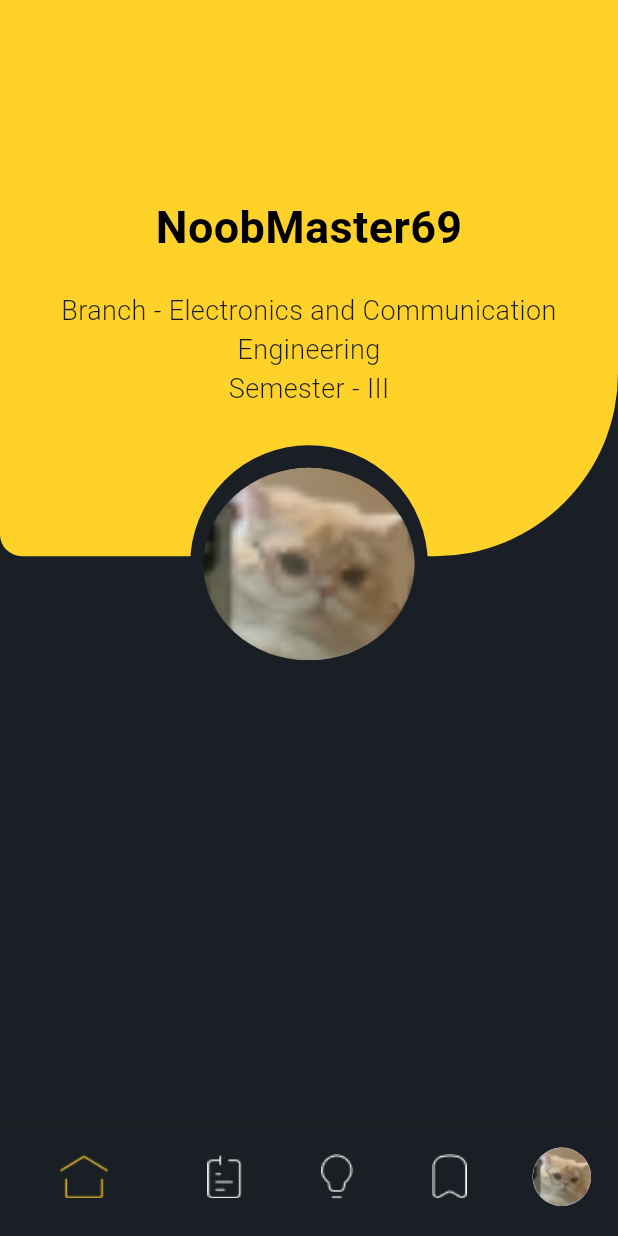
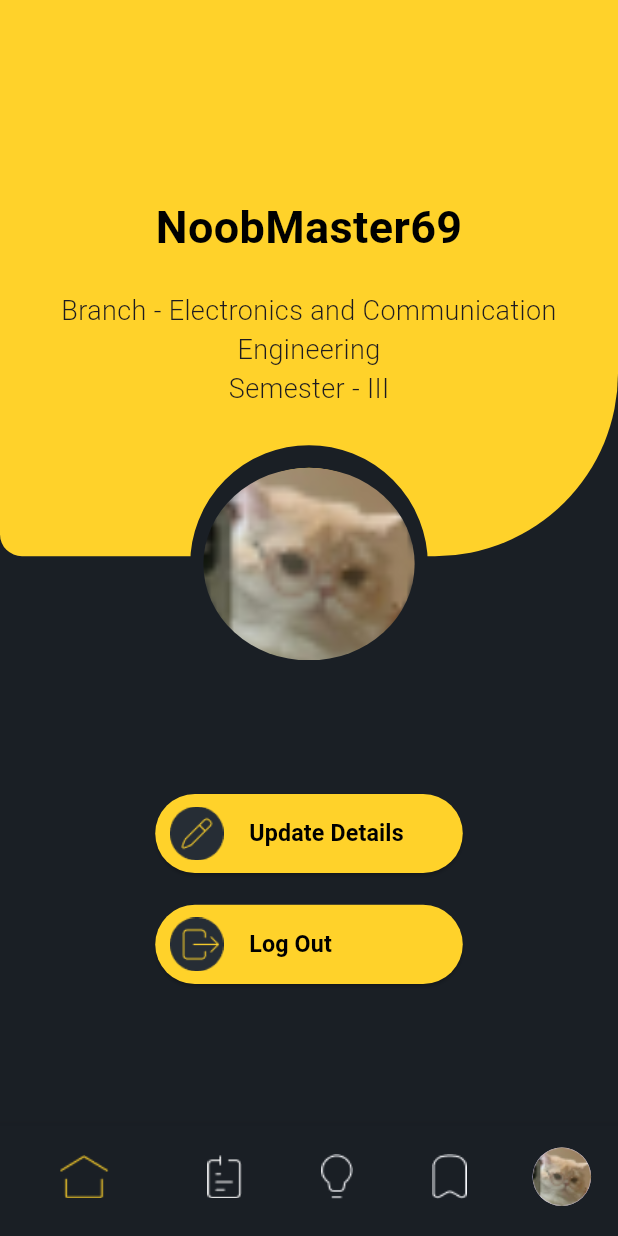
Before and after one commit to TeeWrath/NoteX, a Flutter app: the screen it shows after launch, on a phone screen of 412 x 824 dp. Run offline on Flutter 3.47's test engine with Material 3 defaults, Android fonts, the phone set to English and light mode, and no system bars; drawn by our look-alikes of flutter_platform_widgets; our stand-ins replace file_picker, flutter_screenutil, get_it, go_router, google_fonts, image_picker.

Commit message:
feat: user profile complete

```diff
--- /dev/null
+++ b/lib/core/widgets/buttons/icons_button.dart
@@ -0,0 +1,84 @@
+import 'package:flutter/material.dart';
+import 'package:flutter_screenutil/flutter_screenutil.dart';
+import 'package:notex/core/theme/app_theme.dart';
+
+class IconsButton extends StatelessWidget {
+  const IconsButton({
+    super.key,
+    required this.onPressed,
+    required this.label,
+    this.icon,
+    this.iconSize,
+    this.alignment,
+    this.padding,
+    this.fixedSize,
+    this.shape,
+    this.backgroundColor,
+  });
+
+  final Function() onPressed;
+  final String label;
+  final Widget? icon;
+  final double? iconSize; // Property for dynamic icon size
+  final AlignmentGeometry? alignment;
+  final EdgeInsets? padding;
+  final Size? fixedSize;
+  final OutlinedBorder? shape;
+  final Color? backgroundColor;
+
+  @override
+  Widget build(BuildContext context) {
+    return ElevatedButton(
+      onPressed: onPressed,
+      style: ElevatedButton.styleFrom(
+        alignment: alignment,
+        fixedSize: fixedSize ?? Size(420.w, 25.h),
+        shape: shape ??
+            RoundedRectangleBorder(
+              borderRadius: BorderRadius.circular(60.r),
+            ),
+        padding: padding ??
+            EdgeInsets.symmetric(
+              horizontal: 20.w,
+              vertical: 4.h, // Adjust padding for smaller height
+            ),
+        backgroundColor:
+            backgroundColor ?? AppTheme.dark().colorScheme.secondary,
+      ),
+      child: Row(
+        // mainAxisAlignment: MainAxisAlignment.spaceBetween,
+        children: [
+          if (icon != null)
+            SizedBox(
+              height: iconSize ?? 25.h, // Icon size proportional to button height
+              width: iconSize ?? 25.h, // Ensure square aspect ratio
+              child: Align(
+                alignment: Alignment.centerLeft,
+                child: FittedBox(
+                  fit: BoxFit.contain,
+                  child: icon,
+                ),
+              ),
+            ),
+          //  const Spacer(),
+          Expanded(
+            child: Align(
+              alignment: Alignment.centerLeft,
+              child: Text(
+                label,
+                style: AppTheme.dark()
+                    .textTheme
+                    .bodyLarge!
+                    .copyWith(
+                      fontSize: 15.5,
+                      color: Colors.black,
+                      fontWeight: FontWeight.w600,
+                    ),
+              ),
+            ),
+          ),
+        ],
+      ),
+    );
+  }
+}
--- a/lib/screens/profile/user_profile.dart
+++ b/lib/screens/profile/user_profile.dart
@@ -2,6 +2,7 @@ import 'package:flutter/material.dart';
 import 'package:flutter_screenutil/flutter_screenutil.dart';
 import 'package:notex/core/theme/app_theme.dart';
 import 'package:notex/core/widgets/bordered_img.dart';
+import 'package:notex/core/widgets/buttons/icons_button.dart';
 import 'package:notex/core/widgets/common_scaffold.dart';
 
 class UserProfile extends StatelessWidget {
@@ -69,7 +70,17 @@ class UserProfile extends StatelessWidget {
                     color: AppTheme.dark().scaffoldBackgroundColor,
                     image: 'assets/catpfp.png'),
               ),
-              SizedBox(height: 10.h,),
+              IconsButton(
+                  onPressed: () {},
+                  icon: Image.asset('assets/edit_button.png'),
+                  label: 'Update Details'),
+              SizedBox(
+                height: 10.h,
+              ),
+              IconsButton(
+                  onPressed: () {},
+                  icon: Image.asset('assets/logout_button.png'),
+                  label: 'Log Out')
             ],
           ),
         ));
```
Also changed, not shown: assets/edit_button.png (added), assets/logout_button.png (added).
